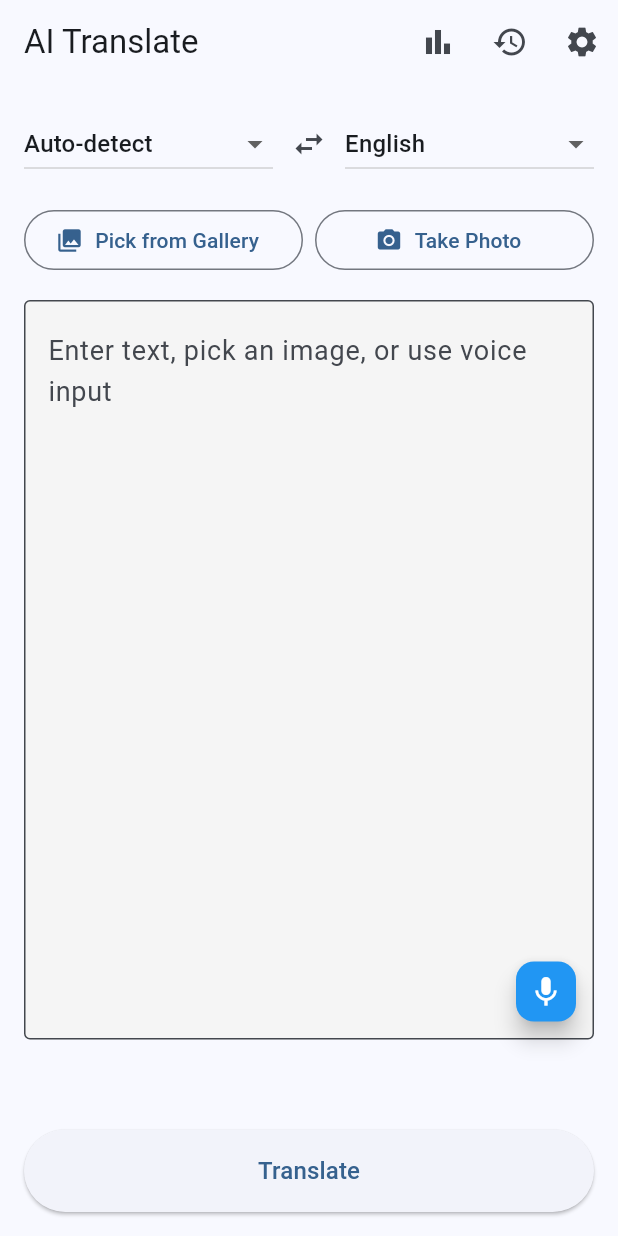
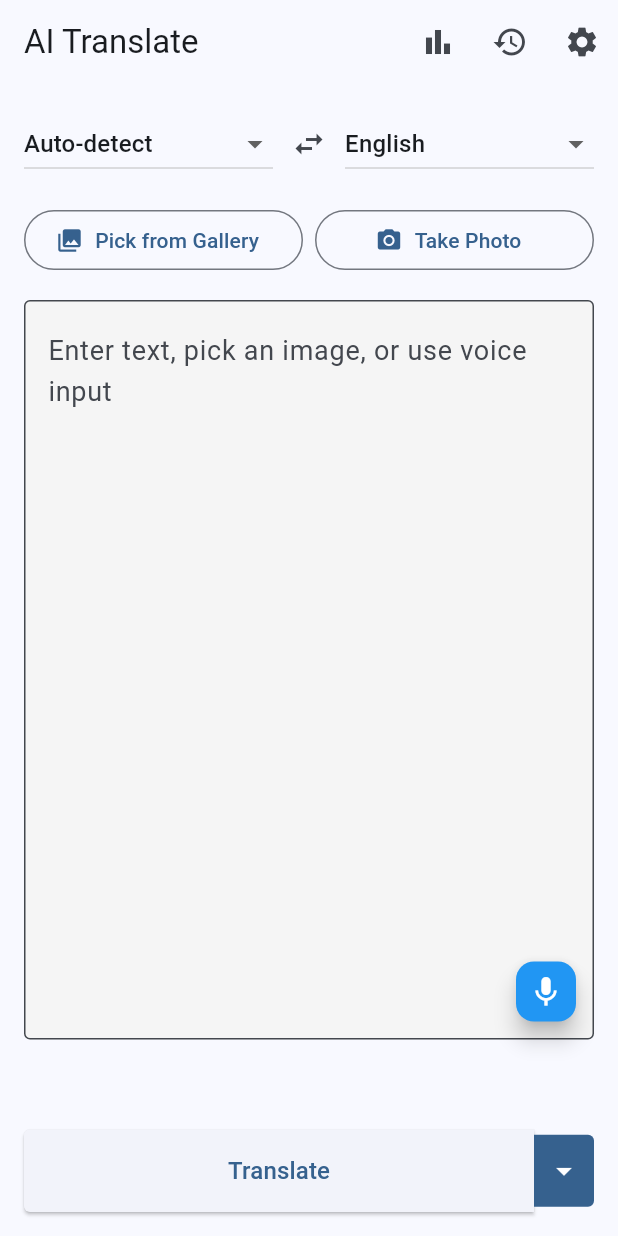
Before and after one commit to luungoc2005/xai_translate, a Flutter app: the screen it shows after launch, on a phone screen of 412 x 824 dp. Run offline on Flutter 3.47's test engine with Material 3 defaults, Android fonts, the phone set to English and light mode, and no system bars; our stand-ins replace audioplayers, image_picker, permission_handler, shared_preferences; missing offline and left inert: receive_sharing_intent, record; statements that could not run were skipped.

Commit message:
Various UI/UX improvements

```diff
--- a/lib/screens/translation_screen.dart
+++ b/lib/screens/translation_screen.dart
@@ -47,11 +47,13 @@ class _TranslationScreenState extends State<TranslationScreen> {
   double _recordingAmplitude = 0.0;
   Stream<double>? _amplitudeStream;
   bool _isInputFocused = false;
+  bool _isFromWhisper = false;
   bool _isOutputFocused = false;
   File? _selectedImage;
   late Stream<List<SharedMediaFile>> _sharedFilesStream;
   bool _isGeneratingTTS = false;
   bool _isPlayingTTS = false;
+  TextSelection? _outputTextSelection;
 
   final List<String> _sourceLanguages = [
     'Auto-detect',
@@ -67,6 +69,9 @@ class _TranslationScreenState extends State<TranslationScreen> {
     'Korean',
     'Arabic',
     'Hindi',
+    'Vietnamese',
+    'Malay',
+    'Indonesian',
   ];
 
   final List<String> _targetLanguages = [
@@ -82,6 +87,9 @@ class _TranslationScreenState extends State<TranslationScreen> {
     'Korean',
     'Arabic',
     'Hindi',
+    'Vietnamese',
+    'Malay',
+    'Indonesian',
   ];
 
   @override
@@ -218,6 +226,7 @@ class _TranslationScreenState extends State<TranslationScreen> {
         apiKey: apiKey,
         regionalPreference: regionalPreference,
         image: _selectedImage,
+        isFromWhisper: _isFromWhisper,
       );
 
       final translation = result['translation'] as String;
@@ -250,6 +259,27 @@ class _TranslationScreenState extends State<TranslationScreen> {
         _errorMessage = 'Translation failed: ${e.toString()}';
         _isLoading = false;
       });
+    }
+  }
+
+  /// Translate and then immediately play TTS
+  Future<void> _translateAndSpeak() async {
+    // Check if OpenAI API key exists before proceeding
+    final openaiKey = await _settingsService.getApiKey(LLMProvider.openai);
+
+    if (openaiKey.isEmpty) {
+      setState(() {
+        _errorMessage = 'Please set your OpenAI API key in settings to use translate & speak';
+      });
+      return;
+    }
+
+    // First translate
+    await _translate();
+
+    // If translation was successful and we have a result, play TTS
+    if (_translationResult.isNotEmpty && _errorMessage.isEmpty) {
+      await _playTTS();
     }
   }
 
@@ -316,6 +346,7 @@ class _TranslationScreenState extends State<TranslationScreen> {
       setState(() {
         _sourceController.text = transcription;
         _isTranscribing = false;
+        _isFromWhisper = true;
       });
 
       // Clean up audio file
@@ -356,6 +387,7 @@ class _TranslationScreenState extends State<TranslationScreen> {
       _sourceController.text = _targetController.text;
       _targetController.text = tempText;
       _translationResult = tempText;
+      _isFromWhisper = false;
     });
 
     // Save the swapped languages
@@ -631,6 +663,14 @@ class _TranslationScreenState extends State<TranslationScreen> {
                               expands: true,
                               textAlignVertical: TextAlignVertical.top,
                               style: const TextStyle(fontSize: 18),
+                              onChanged: (value) {
+                                // Reset Whisper flag when user manually edits text
+                                if (_isFromWhisper) {
+                                  setState(() {
+                                    _isFromWhisper = false;
+                                  });
+                                }
+                              },
                               decoration: InputDecoration(
                                 hintText: _isRecording
                                     ? 'Recording... Speak now'
@@ -765,6 +805,28 @@ class _TranslationScreenState extends State<TranslationScreen> {
                                   ),
                                 ),
                               ),
+                            // Clear input button
+                            if (_sourceController.text.isNotEmpty || _selectedImage != null)
+                              Positioned(
+                                bottom: 8,
+                                right: 64,
+                                child: FloatingActionButton(
+                                  mini: true,
+                                  onPressed: () {
+                                    setState(() {
+                                      _sourceController.clear();
+                                      _selectedImage = null;
+                                      _isFromWhisper = false;
+                                      _errorMessage = '';
+                                    });
+                                  },
+                                  backgroundColor: Colors.grey.shade600,
+                                  child: const Icon(
+                                    Icons.clear,
+                                    color: Colors.white,
+                                  ),
+                                ),
+                              ),
                             // Voice input button
                             Positioned(
                               bottom: 8,
@@ -803,7 +865,7 @@ class _TranslationScreenState extends State<TranslationScreen> {
                           child: Stack(
                             children: [
                               Container(
-                                padding: const EdgeInsets.all(12),
+                                padding: const EdgeInsets.fromLTRB(12, 12, 12, 0),
                                 decoration: BoxDecoration(
                                   border: Border.all(color: Colors.grey.shade400),
                                   borderRadius: BorderRadius.circular(4),
@@ -821,6 +883,12 @@ class _TranslationScreenState extends State<TranslationScreen> {
                                         ),
                                       ),
                                       focusNode: _targetFocusNode,
+                                      selectionControls: materialTextSelectionControls,
+                                      onSelectionChanged: (selection, cause) {
+                                        setState(() {
+                                          _outputTextSelection = selection;
+                                        });
+                                      },
                                     ),
                                   ),
                                 ),
@@ -864,17 +932,27 @@ class _TranslationScreenState extends State<TranslationScreen> {
               },
             ),
           ),
-          Padding(
+          SafeArea(
+            child: Padding(
               padding: const EdgeInsets.all(16.0),
               child: Column(
                 mainAxisSize: MainAxisSize.min,
               crossAxisAlignment: CrossAxisAlignment.stretch,
               children: [
-                // Translate button
-                ElevatedButton(
+                // Split button: Translate with dropdown menu
+                Row(
+                  children: [
+                    Expanded(
+                      child: ElevatedButton(
                         onPressed: _isLoading ? null : _translate,
                         style: ElevatedButton.styleFrom(
                           padding: const EdgeInsets.symmetric(vertical: 16),
+                          shape: const RoundedRectangleBorder(
+                            borderRadius: BorderRadius.only(
+                              topLeft: Radius.circular(4),
+                              bottomLeft: Radius.circular(4),
+                            ),
+                          ),
                         ),
                         child: _isLoading
                             ? const SizedBox(
@@ -883,6 +961,48 @@ class _TranslationScreenState extends State<TranslationScreen> {
                                 child: CircularProgressIndicator(strokeWidth: 2),
                               )
                             : const Text('Translate', style: TextStyle(fontSize: 16)),
+                      ),
+                    ),
+                    PopupMenuButton<String>(
+                      enabled: !_isLoading,
+                      onSelected: (value) {
+                        if (value == 'speak') {
+                          _translateAndSpeak();
+                        }
+                      },
+                      itemBuilder: (context) => [
+                        const PopupMenuItem(
+                          value: 'speak',
+                          child: Row(
+                            children: [
+                              Icon(Icons.record_voice_over),
+                              SizedBox(width: 8),
+                              Text('Translate & Speak'),
+                            ],
+                          ),
+                        ),
+                      ],
+                      child: Container(
+                        height: 48,
+                        decoration: BoxDecoration(
+                          color: _isLoading
+                              ? Theme.of(context).disabledColor
+                              : Theme.of(context).colorScheme.primary,
+                          borderRadius: const BorderRadius.only(
+                            topRight: Radius.circular(4),
+                            bottomRight: Radius.circular(4),
+                          ),
+                        ),
+                        padding: const EdgeInsets.symmetric(horizontal: 8),
+                        child: Icon(
+                          Icons.arrow_drop_down,
+                          color: _isLoading
+                              ? Colors.grey
+                              : Theme.of(context).colorScheme.onPrimary,
+                        ),
+                      ),
+                    ),
+                  ],
                 ),
                 if (_errorMessage.isNotEmpty) ...[
                   const SizedBox(height: 8),
@@ -910,6 +1030,7 @@ class _TranslationScreenState extends State<TranslationScreen> {
                   ),
                 ],
               ],
+            ),
             ),
           ),
         ],
@@ -953,13 +1074,25 @@ class _TranslationScreenState extends State<TranslationScreen> {
 
       final voice = await _settingsService.getTTSVoice();
 
+      // Get selected text if available, otherwise use full translation
+      String textToSpeak = _translationResult;
+
+      if (_outputTextSelection != null && !_outputTextSelection!.isCollapsed) {
+        // Extract selected text from the translation
+        final start = _outputTextSelection!.start;
+        final end = _outputTextSelection!.end;
+        if (start >= 0 && end <= _translationResult.length) {
+          textToSpeak = _translationResult.substring(start, end);
+        }
+      }
+
       // Generate speech (truncate to OpenAI's 4096 character limit)
-      final textToSpeak = _translationResult.length > 4096
-          ? _translationResult.substring(0, 4096)
-          : _translationResult;
+      final truncatedText = textToSpeak.length > 4096
+          ? textToSpeak.substring(0, 4096)
+          : textToSpeak;
 
       final audioPath = await _ttsService.generateSpeech(
-        text: textToSpeak,
+        text: truncatedText,
         apiKey: apiKey,
         voice: voice,
       );
```
Also changed, not shown: lib/services/translation_service.dart (+15 -0 lines). Lines whose indentation alone changed are shown as unchanged.
